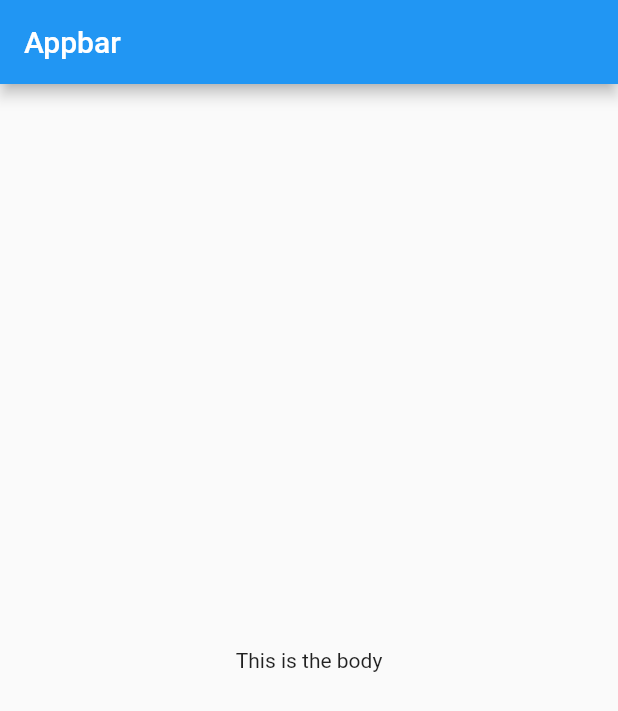
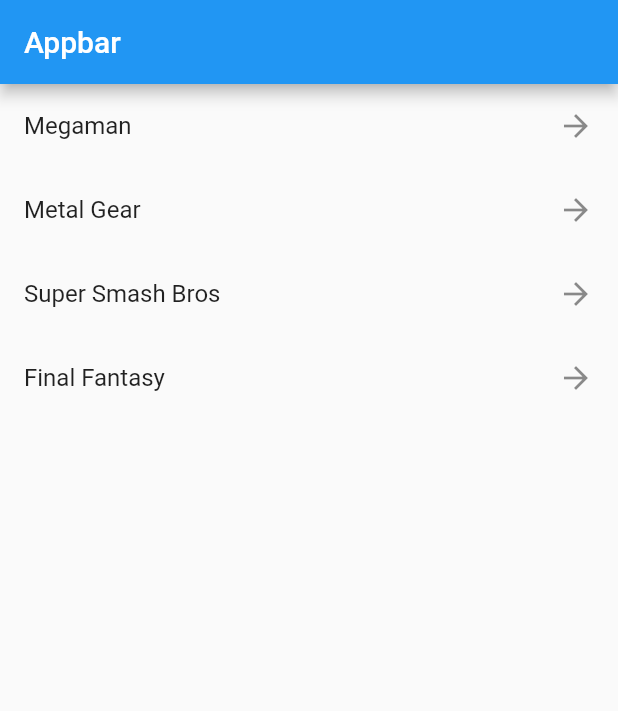
Before and after one commit to Jos017/flutterComponents, a Flutter app: the screen it shows after launch, on a phone screen of 412 x 824 dp. Shown: the top 711 px of the screen. Run offline on Flutter 3.47's test engine with Material 2 defaults, Android fonts, the phone set to English and light mode, and no system bars.

Commit message:
Add initila listview screen

```diff
--- a/lib/main.dart
+++ b/lib/main.dart
@@ -1,4 +1,5 @@
 import 'package:flutter/material.dart';
+import 'package:flutter_components/screens/listview1_screen.dart';
 
 void main() {
   runApp(const MyApp());
@@ -9,17 +10,10 @@ class MyApp extends StatelessWidget {
 
   @override
   Widget build(BuildContext context) {
-    return MaterialApp(
+    return const MaterialApp(
       debugShowCheckedModeBanner: false,
       title: 'Material App',
-      home: Scaffold(
-        appBar: AppBar(
-          title: const Text('Appbar'),
-        ),
-        body: const Center(
-          child: Text('This is the body'),
-        ),
-      ),
+      home: Listview1Screen(),
     );
   }
 }
--- /dev/null
+++ b/lib/screens/listview1_screen.dart
@@ -0,0 +1,31 @@
+import 'package:flutter/material.dart';
+
+class Listview1Screen extends StatelessWidget {
+  const Listview1Screen({super.key});
+
+  @override
+  Widget build(BuildContext context) {
+    final options = const [
+      'Megaman',
+      'Metal Gear',
+      'Super Smash Bros',
+      'Final Fantasy'
+    ];
+
+    return Scaffold(
+      appBar: AppBar(
+        title: const Text('Appbar'),
+      ),
+      body: ListView(
+        children: [
+          ...options.map((game) {
+            return ListTile(
+              title: Text(game),
+              trailing: const Icon(Icons.arrow_forward),
+            );
+          }).toList(),
+        ],
+      ),
+    );
+  }
+}
```
